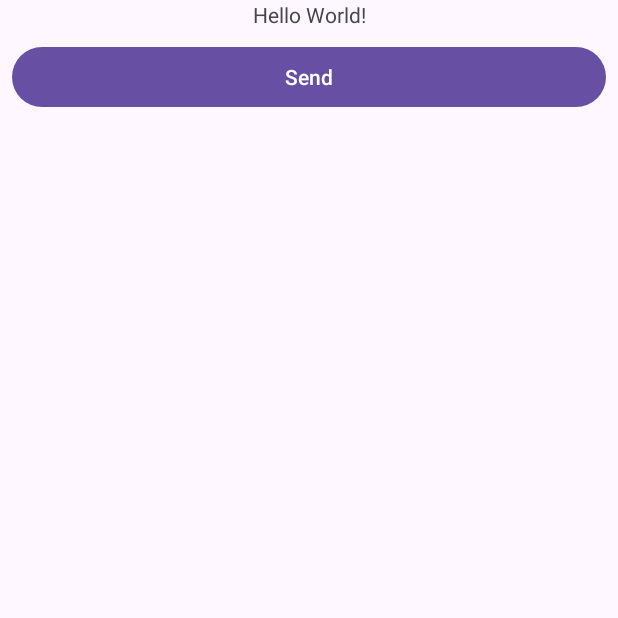
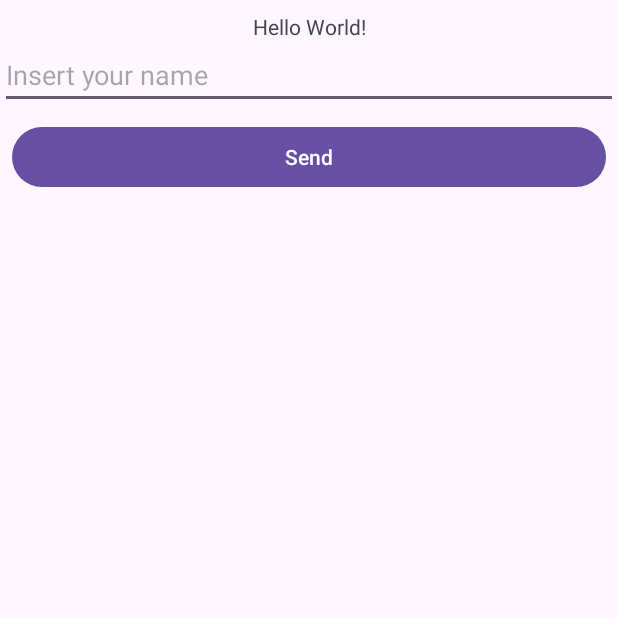
Before and after one commit to raaisilvaa/PrimeiroProjetoFeito, an Android app: the screen it shows after launch (MainActivity), on a phone screen of 412 x 824 dp, the top half of it. Run offline under Robolectric (Android 15) with nearby library versions, the phone set to English and light mode, and no system bars.

```diff
--- a/app/src/main/res/layout/activity_main.xml
+++ b/app/src/main/res/layout/activity_main.xml
@@ -10,10 +10,23 @@
         android:id="@+id/tvResult"
         android:layout_width="wrap_content"
         android:layout_height="wrap_content"
+        android:layout_marginTop="8dp"
         android:text="Hello World!"
         app:layout_constraintEnd_toEndOf="parent"
         app:layout_constraintStart_toStartOf="parent"
         app:layout_constraintTop_toTopOf="parent" />
+
+    <EditText
+        android:id="@+id/etName"
+        android:layout_width="0dp"
+        android:layout_height="45dp"
+        android:ems="10"
+        android:hint="Insert your name"
+        android:inputType="text"
+        app:layout_constraintEnd_toEndOf="parent"
+        app:layout_constraintHorizontal_bias="0.497"
+        app:layout_constraintStart_toStartOf="parent"
+        app:layout_constraintTop_toBottomOf="@+id/tvResult" />
 
     <Button
         android:id="@+id/btSend"
@@ -26,7 +39,8 @@
         android:layout_marginRight="8dp"
         android:text="Send"
         app:layout_constraintEnd_toEndOf="parent"
+        app:layout_constraintHorizontal_bias="0.0"
         app:layout_constraintStart_toStartOf="parent"
-        app:layout_constraintTop_toBottomOf="@+id/tvResult" />
+        app:layout_constraintTop_toBottomOf="@+id/etName" />
 
 </androidx.constraintlayout.widget.ConstraintLayout>
```
